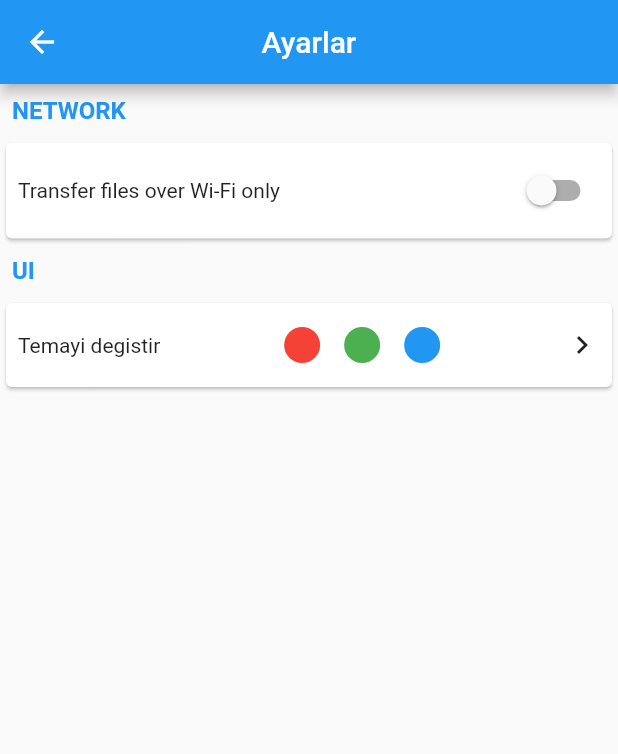
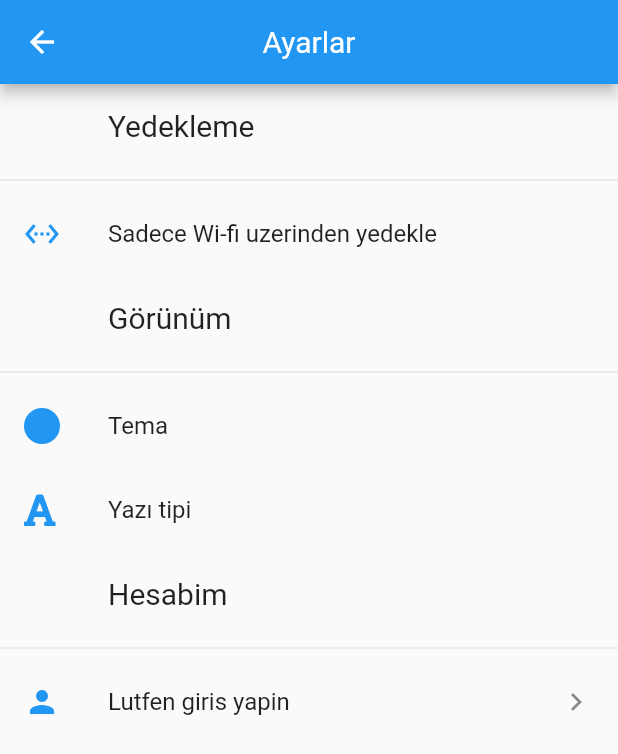
Before and after one commit to cem-ergin/diary, a Flutter app: the screen it shows after launch, after a tap on the "settings" icon, on a phone screen of 412 x 824 dp. Shown: the top 754 px of the screen. Run offline on Flutter 3.47's test engine with Material 2 defaults, Android fonts, the phone set to English and light mode, and no system bars; our stand-ins replace font_awesome_flutter, google_fonts, shared_preferences; Roboto replaces fonts that are missing (Aclonica).

Commit message:
guzel gidiyor

```diff
--- a/lib/main.dart
+++ b/lib/main.dart
@@ -1,6 +1,8 @@
 import 'package:flutter/material.dart';
 import 'package:flutter_localizations/flutter_localizations.dart';
+import 'package:google_fonts/google_fonts.dart';
 import 'package:gunluk/pages/home_page/home_page.dart';
+import 'package:gunluk/providers/text_theme_provider.dart';
 import 'package:gunluk/routes/route_generator.dart';
 import 'package:provider/provider.dart';
 
@@ -8,8 +10,15 @@ import 'providers/theme_provider.dart';
 
 void main() {
   runApp(
-    ChangeNotifierProvider<ThemeProvider>(
-      create: (_) => ThemeProvider(),
+    MultiProvider(
+      providers: [
+        ChangeNotifierProvider<ThemeProvider>(
+          create: (_) => ThemeProvider(),
+        ),
+        ChangeNotifierProvider<TextThemeProvider>(
+          create: (_) => TextThemeProvider(),
+        ),
+      ],
       child: MyApp(),
     ),
   );
@@ -18,6 +27,8 @@ void main() {
 class MyApp extends StatelessWidget {
   @override
   Widget build(BuildContext context) {
+    final themeProvider = Provider.of<ThemeProvider>(context);
+
     return MaterialApp(
       localizationsDelegates: [
         GlobalMaterialLocalizations.delegate,
@@ -29,8 +40,18 @@ class MyApp extends StatelessWidget {
       ],
       debugShowCheckedModeBanner: false,
       title: 'Flutter Demo',
-      theme: ThemeData(
-        primarySwatch: Colors.blue,
+      theme: themeProvider.themeData.copyWith(
+        textTheme: Provider.of<TextThemeProvider>(context).textTheme.apply(
+              displayColor: Theme.of(context).canvasColor,
+            ),
+        primaryTextTheme:
+            Provider.of<TextThemeProvider>(context).textTheme.apply(
+                  bodyColor: Theme.of(context).canvasColor,
+                ),
+        accentTextTheme:
+            Provider.of<TextThemeProvider>(context).textTheme.apply(
+                  displayColor: Theme.of(context).canvasColor,
+                ),
       ),
       initialRoute: '/',
       onGenerateRoute: RouteGenerator.generateRoute,
--- /dev/null
+++ b/lib/misc/constants.dart
@@ -0,0 +1,4 @@
+class SharedPrefs {
+  static const String ThemePref = "theme";
+  static const String WiFiPref = "wifi";
+}
--- /dev/null
+++ b/lib/misc/get_theme.dart
@@ -0,0 +1,58 @@
+import 'package:flutter/material.dart';
+import 'package:gunluk/providers/theme_provider.dart';
+import 'package:gunluk/themes/theme.dart';
+import 'package:provider/provider.dart';
+import 'package:shared_preferences/shared_preferences.dart';
+
+import 'constants.dart';
+
+Future<void> getTheme(BuildContext context) async {
+  final themeProvider = Provider.of<ThemeProvider>(context, listen: false);
+  SharedPreferences prefs = await SharedPreferences.getInstance();
+  int index = prefs.getInt(SharedPrefs.ThemePref);
+  print("main get theme index: " + index.toString());
+  switch (index) {
+    case 0:
+      return themeProvider.changeTheme(darkTheme);
+    case 1:
+      return themeProvider.changeTheme(amberTheme);
+    case 2:
+      return themeProvider.changeTheme(blueGreyTheme);
+    case 3:
+      return themeProvider.changeTheme(blueTheme);
+    case 4:
+      return themeProvider.changeTheme(brownTheme);
+    case 5:
+      return themeProvider.changeTheme(cyanTheme);
+    case 6:
+      return themeProvider.changeTheme(deepOrangeTheme);
+    case 7:
+      return themeProvider.changeTheme(deepPurpleTheme);
+    case 8:
+      return themeProvider.changeTheme(greenTheme);
+    case 9:
+      return themeProvider.changeTheme(greyTheme);
+    case 10:
+      return themeProvider.changeTheme(indigoTheme);
+    case 11:
+      return themeProvider.changeTheme(lightGreenTheme);
+    case 12:
+      return themeProvider.changeTheme(limeTheme);
+    case 13:
+      return themeProvider.changeTheme(orangeTheme);
+    case 14:
+      return themeProvider.changeTheme(pinkTheme);
+    case 15:
+      return themeProvider.changeTheme(purpleTheme);
+    case 16:
+      return themeProvider.changeTheme(redTheme);
+    case 17:
+      return themeProvider.changeTheme(tealTheme);
+    case 18:
+      return themeProvider.changeTheme(blackTheme);
+    case 19:
+      return themeProvider.changeTheme(yellowTheme);
+    default:
+      return themeProvider.changeTheme(blueTheme);
+  }
+}
--- a/lib/pages/home_page/home_page.dart
+++ b/lib/pages/home_page/home_page.dart
@@ -1,4 +1,7 @@
 import 'package:flutter/material.dart';
+import 'package:flutter/scheduler.dart';
+import 'package:gunluk/misc/get_theme.dart';
+import 'package:gunluk/pages/home_page/drawer/drawer.dart';
 
 class HomePage extends StatefulWidget {
   HomePage({Key key}) : super(key: key);
@@ -9,9 +12,17 @@ class HomePage extends StatefulWidget {
 
 class _HomePageState extends State<HomePage> {
   @override
+  void initState() {
+    super.initState();
+    SchedulerBinding.instance.addPostFrameCallback((_) {
+      getTheme(context);
+    });
+  }
+
+  @override
   Widget build(BuildContext context) {
     return Scaffold(
-      drawer: Drawer(),
+      drawer: HomePageDrawer(),
       appBar: AppBar(
         title: Text('Anasayfa'),
         centerTitle: true,
--- a/lib/pages/settings_page/settings_page.dart
+++ b/lib/pages/settings_page/settings_page.dart
@@ -1,4 +1,5 @@
 import 'package:flutter/material.dart';
+import 'package:font_awesome_flutter/font_awesome_flutter.dart';
 import 'package:gunluk/pages/settings_page/ui/card_view.dart';
 import 'package:gunluk/pages/settings_page/ui/network_card_view.dart';
 import 'package:gunluk/pages/settings_page/ui/text_view.dart';
@@ -18,22 +19,78 @@ class _SettingsPageState extends State<SettingsPage> {
         centerTitle: true,
         title: Text("Ayarlar"),
       ),
-      body: Column(
-        crossAxisAlignment: CrossAxisAlignment.start,
-        children: <Widget>[
-          TextViewSettingsPage(text: "NETWORK"),
-          NetworkCardViewSettingsPage(
-            txt: "Transfer files over Wi-Fi only",
+      body: buildColumn(context),
+    );
+  }
+
+  Column buildColumn(BuildContext context) {
+    return Column(
+      crossAxisAlignment: CrossAxisAlignment.start,
+      children: <Widget>[
+        ListTile(
+          leading: Container(height: 1, width: 1),
+          title: Text(
+            'Yedekleme',
+            style: TextStyle(fontSize: 20),
           ),
-          TextViewSettingsPage(text: "UI"),
-          CardViewSettingsPage(
-            txt: "Temayi degistir",
-            fnct: () {
-              Navigator.pushNamed(context, "/changeThemePage");
-            },
+        ),
+        Divider(),
+        ListTile(
+          leading: Icon(
+            Icons.settings_ethernet,
+            color: Theme.of(context).primaryColor,
           ),
-        ],
-      ),
+          title: Text("Sadece Wi-fi uzerinden yedekle"),
+        ),
+        ListTile(
+          leading: Container(height: 1, width: 1),
+          title: Text(
+            'Görünüm',
+            style: TextStyle(fontSize: 20),
+          ),
+        ),
+        Divider(),
+        ListTile(
+          onTap: () {
+            Navigator.pushNamed(context, "/changeThemePage");
+          },
+          leading: Container(
+            decoration: BoxDecoration(
+              color: Theme.of(context).primaryColor,
+              shape: BoxShape.circle,
+            ),
+            child: Icon(Icons.check_circle, color: Colors.transparent),
+          ),
+          title: Text("Tema"),
+        ),
+        ListTile(
+          onTap: () {
+            Navigator.pushNamed(context, "/changeFontPage");
+          },
+          leading: FaIcon(
+            FontAwesomeIcons.font,
+            color: Theme.of(context).primaryColor,
+          ),
+          title: Text("Yazı tipi"),
+        ),
+        ListTile(
+          leading: Container(height: 1, width: 1),
+          title: Text(
+            'Hesabim',
+            style: TextStyle(fontSize: 20),
+          ),
+        ),
+        Divider(),
+        ListTile(
+          onTap: () {},
+          leading: FaIcon(
+            Icons.person,
+            color: Theme.of(context).primaryColor,
+          ),
+          title: Text("Lutfen giris yapin"),
+          trailing: Icon(Icons.keyboard_arrow_right),
+        ),
+      ],
     );
   }
 }
--- /dev/null
+++ b/lib/providers/text_theme_provider.dart
@@ -0,0 +1,11 @@
+import 'package:flutter/material.dart';
+import 'package:google_fonts/google_fonts.dart';
+
+class TextThemeProvider extends ChangeNotifier {
+  TextTheme _textTheme = GoogleFonts.aclonicaTextTheme();
+  TextTheme get textTheme => _textTheme;
+  void changeTextTheme(TextTheme textTheme) {
+    _textTheme = textTheme;
+    notifyListeners();
+  }
+}
--- a/lib/routes/route_generator.dart
+++ b/lib/routes/route_generator.dart
@@ -2,6 +2,8 @@ import 'package:flutter/material.dart';
 
 import 'package:gunluk/pages/error/error_page.dart';
 import 'package:gunluk/pages/home_page/home_page.dart';
+import 'package:gunluk/pages/note_page/note_page.dart';
+import 'package:gunluk/pages/settings_page/change_font_page/change_font_page.dart';
 import 'package:gunluk/pages/settings_page/change_theme_page/change_theme_page.dart';
 import 'package:gunluk/pages/settings_page/settings_page.dart';
 
@@ -16,6 +18,10 @@ class RouteGenerator {
         return MaterialPageRoute(builder: (context) => SettingsPage());
       case '/changeThemePage':
         return MaterialPageRoute(builder: (context) => ChangeThemePage());
+      case '/changeFontPage':
+        return MaterialPageRoute(builder: (context) => ChangeFontPage());
+      case '/notePage':
+        return MaterialPageRoute(builder: (context) => NotePage());
 
       default:
         return MaterialPageRoute(builder: (context) => ErrorPage());
```
Also changed, not shown: lib/pages/home_page/drawer/drawer.dart (added, +18 -0 lines), lib/pages/note_page/note_page.dart (added, +115 -0 lines), lib/pages/settings_page/change_font_page/change_font_page.dart (added, +59 -0 lines), lib/pages/settings_page/change_theme_page/change_theme_page.dart (+9 -8 lines), lib/shared/date_helper.dart (added, +8 -0 lines), pubspec.yaml (+12 -6 lines), lib/assets/fonts/Oswald/Oswald-Bold.ttf (added), lib/assets/fonts/Oswald/Oswald-ExtraLight.ttf (added), lib/assets/fonts/Oswald/Oswald-Light.ttf (added), lib/assets/fonts/Oswald/Oswald-Medium.ttf (added), lib/assets/fonts/Oswald/Oswald-Regular.ttf (added), lib/assets/fonts/Oswald/Oswald-SemiBold.ttf (added), pubspec.lock, 3 other files.
